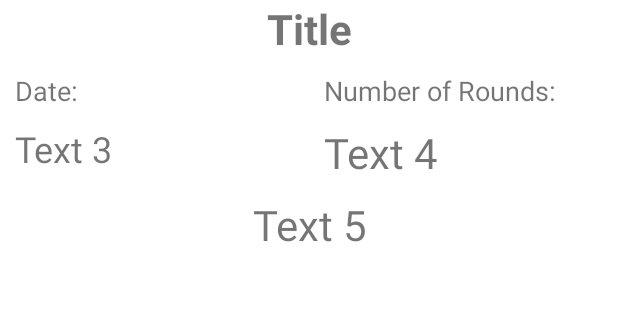
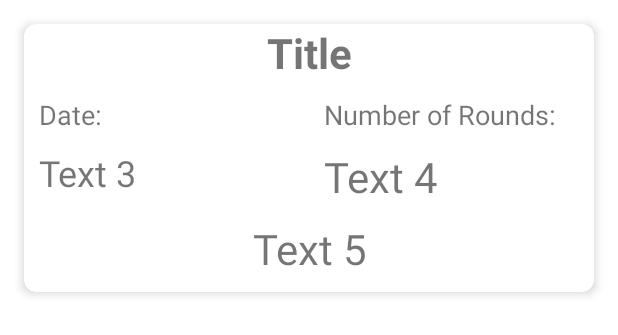
Before and after one commit to FiGo123/SparTime, an Android app: the layout item_training.xml on its own in the app's theme, with its tools: preview values and no code run, on a phone screen of 412 x 824 dp. Shown: the top 335 px of the screen. Run offline under Robolectric (Android 15) with nearby library versions, the phone set to English and light mode, and no system bars.

Commit message:
Fix boxing training save, small layout change

```diff
--- a/app/src/main/java/com/example/spartime/Second.kt
+++ b/app/src/main/java/com/example/spartime/Second.kt
@@ -201,14 +201,14 @@ class Second : Fragment() {
 
                 if (currRound == numOfRounds){
                     if(mainViewModel.trainingType.value == "BOXING"){
-                        val training = Training("Boxing Training", LocalTime.now().toString(), 12, 3,3, "Odradjen boks trening")
+                        val training = Training("Boxing Training", getCurrentDateTime(), 12, 3,3, "Odradjen boks trening")
                         db.insertData(training)
 
                     }else if (mainViewModel.trainingType.value == "MMA"){
-                        val training = Training("MMA Training", LocalTime.now().toString(), 5, 5,3, "Odradjen mma trening")
+                        val training = Training("MMA Training", getCurrentDateTime(), 5, 5,3, "Odradjen mma trening")
                         db.insertData(training)
                     }else{
-                        val training = Training("Custom Test", LocalTime.now().toString(), 5, 5,3, "Odradjen mma trening")
+                        val training = Training("Custom Test", getCurrentDateTime(), 5, 5,3, "Odradjen mma trening")
                         db.insertData(training)
                     }
                     findNavController.navigate(R.id.action_second_to_first)
--- a/app/src/main/res/layout/item_training.xml
+++ b/app/src/main/res/layout/item_training.xml
@@ -1,9 +1,16 @@
 <?xml version="1.0" encoding="utf-8"?>
-<androidx.constraintlayout.widget.ConstraintLayout
+<androidx.cardview.widget.CardView
     xmlns:android="http://schemas.android.com/apk/res/android"
+    xmlns:app="http://schemas.android.com/apk/res-auto"
     android:layout_width="match_parent"
     android:layout_height="wrap_content"
-    xmlns:app="http://schemas.android.com/apk/res-auto">
+    app:cardCornerRadius="8dp"
+    app:cardElevation="4dp"
+    android:layout_margin="16dp">
+
+    <androidx.constraintlayout.widget.ConstraintLayout
+        android:layout_width="match_parent"
+        android:layout_height="wrap_content">
 
         <TextView
             android:id="@+id/textViewTitle"
@@ -79,3 +86,4 @@
             app:layout_constraintBottom_toBottomOf="parent" />
 
     </androidx.constraintlayout.widget.ConstraintLayout>
+</androidx.cardview.widget.CardView>
```
Lines whose indentation alone changed are shown as unchanged.
